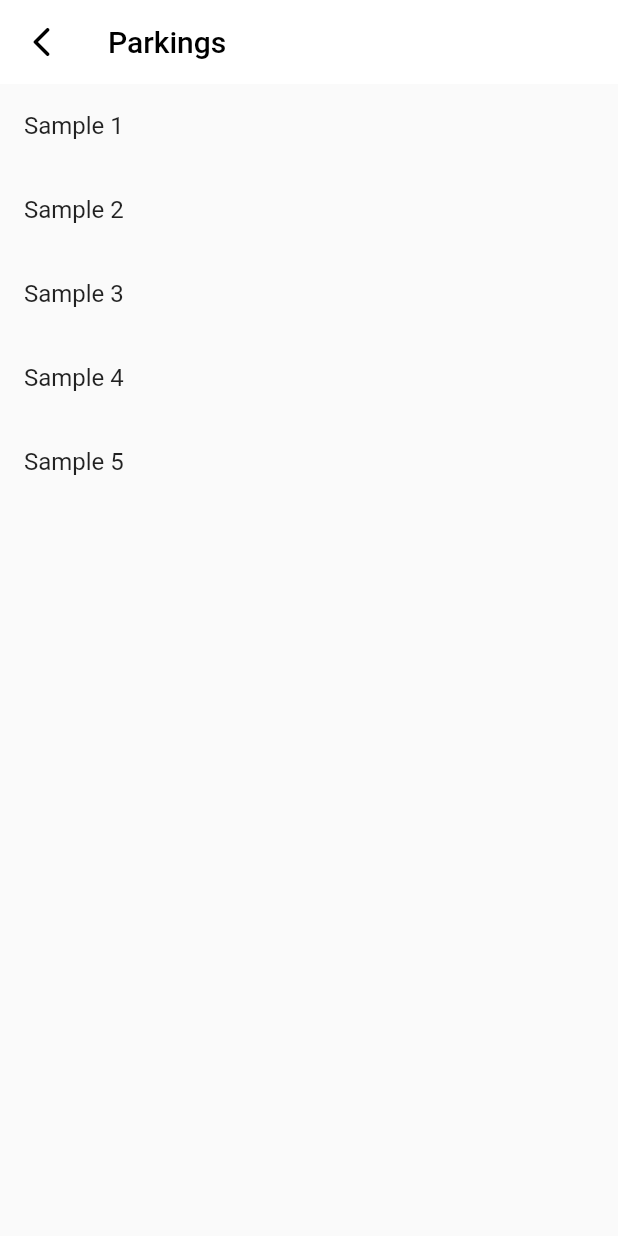
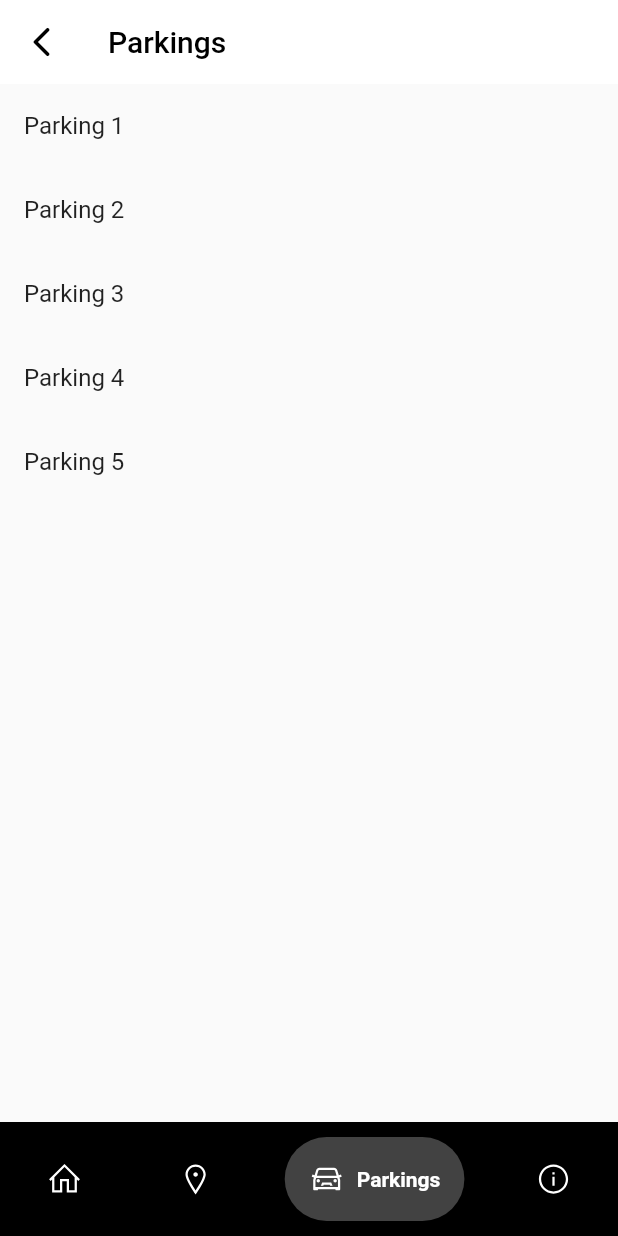
Before and after one commit to dhiyanesh-cyber/car-parking, a Flutter app: the screen it shows after launch, after a tap on "Parkings", on a phone screen of 412 x 824 dp. Run offline on Flutter 3.47's test engine with Material 2 defaults, Android fonts, the phone set to English and light mode, and no system bars; drawn by our look-alikes of google_nav_bar; our stand-ins replace google_maps_flutter, line_icons, location.

Commit message:
update bottom navbar

```diff
--- a/lib/parkings_page.dart
+++ b/lib/parkings_page.dart
@@ -1,12 +1,67 @@
 import 'package:flutter/material.dart';
 import 'package:mapsss/sample_details_page.dart';
+import 'package:google_nav_bar/google_nav_bar.dart';
+import 'package:line_icons/line_icons.dart';
 
 class ParkingsPage extends StatelessWidget {
-  final List<String> sampleList = ['Sample 1', 'Sample 2', 'Sample 3', 'Sample 4', 'Sample 5'];
+  final List<String> sampleList = ['Parking 1', 'Parking 2', 'Parking 3', 'Parking 4', 'Parking 5'];
 
   @override
   Widget build(BuildContext context) {
     return Scaffold(
+      bottomNavigationBar: Container(
+        color: Colors.black,
+        child: Padding(
+          padding: const EdgeInsets.symmetric(horizontal: 15.0, vertical: 10),
+          child: GNav(
+            backgroundColor: Colors.black,
+            color: Colors.white,
+            activeColor: Colors.white,
+            gap: 8,
+            tabBackgroundColor: Colors.grey.shade800,
+            padding: EdgeInsets.all(16),
+
+
+            tabs: [
+              GButton(
+                icon: LineIcons.home,
+                text: 'Home',
+              ),
+              GButton(
+                icon: LineIcons.mapMarker,
+                text: 'Map View',
+              ),
+              GButton(
+                icon: LineIcons.car,
+                text: 'Parkings',
+              ),
+              GButton(
+                icon: LineIcons.infoCircle,
+                text: 'About',
+              )
+            ],
+            selectedIndex: 2,
+            onTabChange: (index) {
+              switch (index) {
+                case 0:
+                  Navigator.pushNamed(context, '/');
+                  break;
+                case 1:
+                  Navigator.pushNamed(context, '/mapView');
+                  break;
+                case 2:
+                  Navigator.pushNamed(context, '/parkingsPage');
+                  break;
+                default:
+                  break;
+              }
+            },
+
+
+          ),
+
+        ),
+      ),
       appBar: AppBar(
         leading: IconButton(
           onPressed: () {
--- a/lib/simple_starting_screen.dart
+++ b/lib/simple_starting_screen.dart
@@ -1,11 +1,64 @@
 import 'package:flutter/material.dart';
+import 'package:google_nav_bar/google_nav_bar.dart';
+import 'package:line_icons/line_icons.dart';
 
 class SimpleStartingScreen extends StatelessWidget {
   @override
   Widget build(BuildContext context) {
     return Scaffold(
+      bottomNavigationBar: Container(
+        color: Colors.black,
+        child: Padding(
+          padding: const EdgeInsets.symmetric(horizontal: 15.0, vertical: 10),
+          child: GNav(
+              backgroundColor: Colors.black,
+              color: Colors.white,
+              activeColor: Colors.white,
+              gap: 8,
+              tabBackgroundColor: Colors.grey.shade800,
+              padding: EdgeInsets.all(16),
+
+
+              tabs: [
+                GButton(
+                  icon: LineIcons.home,
+                  text: 'Home',
+                ),
+                GButton(
+                  icon: LineIcons.mapMarker,
+                  text: 'Map View',
+                ),
+                GButton(
+                  icon: LineIcons.car,
+                  text: 'Parkings',
+                ),
+                GButton(
+                  icon: LineIcons.infoCircle,
+                  text: 'About',
+                )
+              ],
+            selectedIndex: 0,
+            onTabChange: (index) {
+              switch (index) {
+                case 1:
+                  Navigator.pushNamed(context, '/mapView');
+                  break;
+                case 2:
+                  Navigator.pushNamed(context, '/parkingsPage');
+                  break;
+                default:
+                  break;
+              }
+            },
+
+
+          ),
+
+        ),
+      ),
       appBar: AppBar(
         backgroundColor: Colors.white,
+
         title: Text(
           'Parking Locator',
           textAlign: TextAlign.center,
@@ -20,13 +73,17 @@ class SimpleStartingScreen extends StatelessWidget {
           child: Column(
             mainAxisSize: MainAxisSize.min,
             children: [
+              SizedBox(
+                height: 20,
+              ),
               Image.asset(
                 'assets/Park me-logos_black.png',
-                height: 170,
+                height: 200,
               ),
               SizedBox(height: 20),
 
               Container(
+                height: 45,
                 decoration: BoxDecoration(
                   border: Border.all(color: Colors.grey),
                   borderRadius: BorderRadius.circular(50),
@@ -39,57 +96,76 @@ class SimpleStartingScreen extends StatelessWidget {
                     suffixIcon: Icon(Icons.search),
                   ),
                   onChanged: (value) {
+
+
                     // Implement your search functionality here
                   },
                 ),
               ),
-              SizedBox(height: 30),
+              SizedBox(height: 50),
 
               Row(
                 mainAxisAlignment: MainAxisAlignment.spaceBetween,
                 children: [
                   SizedBox(width: 5,),
-                  // Use a Container to wrap the ElevatedButton and apply the gradient
+
+
+
+
                   Container(
-                    width: 120,
-                    height: 40,
+                    height: 40.0,
+                    width: 110,
+
                     decoration: BoxDecoration(
-                      gradient: LinearGradient(
-                        colors: [Colors.blue, Colors.lightBlue],
-                        stops: [0.0, 0.7],
-                      ),
-                      borderRadius: BorderRadius.circular(20),
-                    ),
+                        borderRadius: BorderRadius.circular(30),
+                        gradient: LinearGradient(
+                            colors: [Color.fromARGB(255, 2, 173, 102), Colors.blue])),
                     child: ElevatedButton(
                       onPressed: () {
                         Navigator.pushNamed(context, '/mapView');
                       },
+                      style: ElevatedButton.styleFrom(
+
+                          backgroundColor: Colors.transparent,
+                          shadowColor: Colors.transparent),
                       child: Text('Map View'),
-                      style: ElevatedButton.styleFrom(
-                        shape: RoundedRectangleBorder(
-                          borderRadius: BorderRadius.circular(20),
-                        ),
-                      ),
                     ),
                   ),
-                  SizedBox(
-                    width: 120,
-                    height: 40,
+
+
+
+
+
+
+                  Container(
+                    height: 40.0,
+                    width: 110,
+
+                    decoration: BoxDecoration(
+                      borderRadius: BorderRadius.circular(30),
+                        gradient: LinearGradient(
+                            colors: [Color.fromARGB(255, 2, 173, 102), Colors.blue])),
                     child: ElevatedButton(
                       onPressed: () {
                         Navigator.pushNamed(context, '/parkingsPage');
                       },
+                      style: ElevatedButton.styleFrom(
+
+                          backgroundColor: Colors.transparent,
+                          shadowColor: Colors.transparent),
                       child: Text('Parkings'),
-                      style: ElevatedButton.styleFrom(
-                        shape: RoundedRectangleBorder(
-                          borderRadius: BorderRadius.circular(20),
-                        ),
-                      ),
                     ),
                   ),
+
+
+
+
+
                   SizedBox(width: 5,),
                 ],
               ),
+
+
             ],
           ),
         ),
--- a/pubspec.yaml
+++ b/pubspec.yaml
@@ -32,6 +32,8 @@ dependencies:
     sdk: flutter
   google_maps_flutter: ^2.0.10
   location: ^5.0.0
+  google_nav_bar: ^5.0.6
+  line_icons: ^2.0.2
 
 
 
```
Also changed, not shown: lib/parking_map_view.dart (+55 -0 lines), pubspec.lock.
